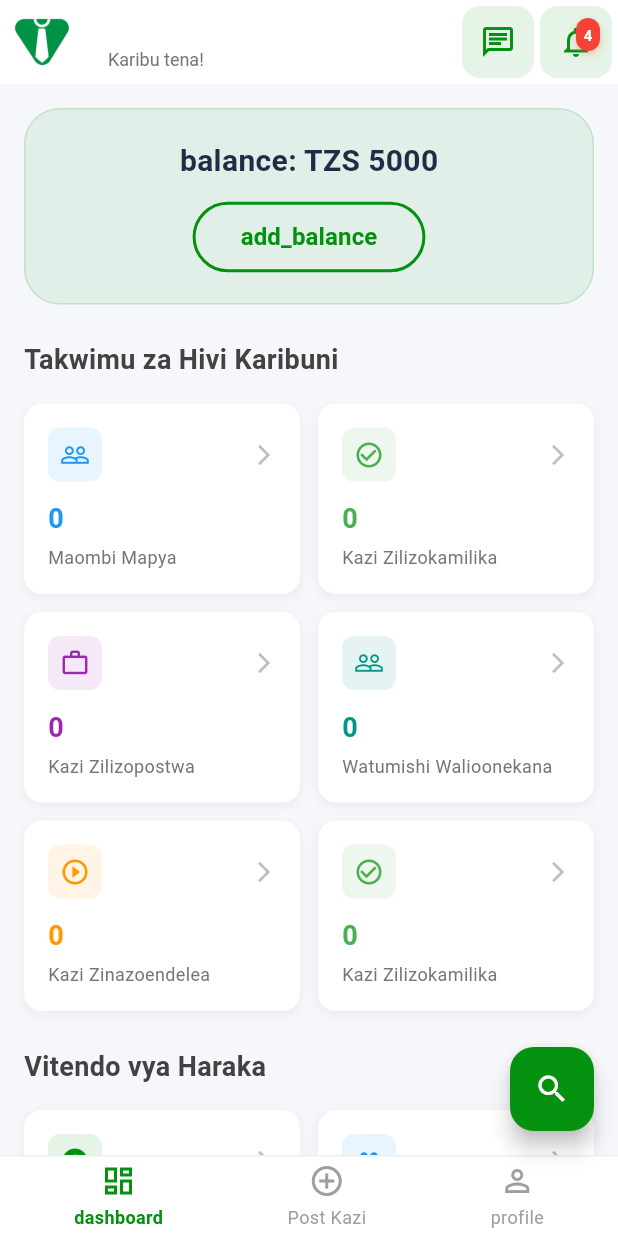
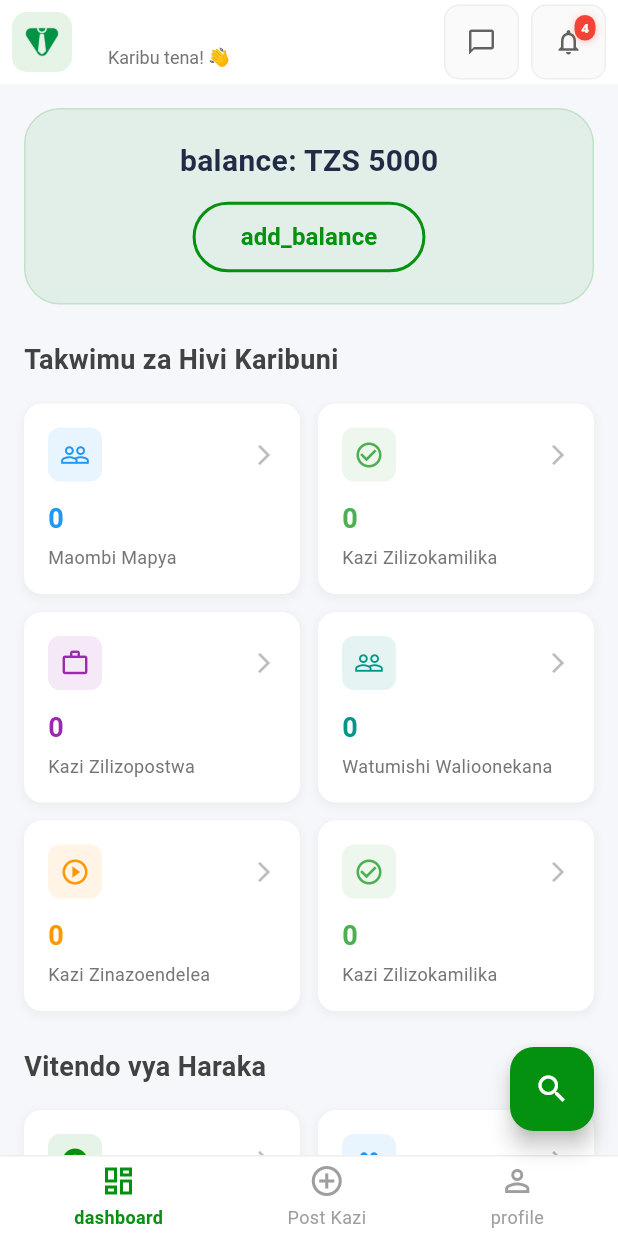
Before and after one commit to Swai-D/kazi-huru, a Flutter app: the JobProviderDashboardScreen screen opened by its route, on a phone screen of 412 x 824 dp. Run offline on Flutter 3.47's test engine with Material 3 defaults, Android fonts, the phone set to English and light mode, and no system bars; our stand-ins replace cloud_firestore, firebase_auth, firebase_core, firebase_storage, flutter_dotenv, flutter_local_notifications and 5 more; accounts and stored records are empty.

Commit message:
Redesign job provider dashboard app bar - professional and clean design with improved styling, removed redundant profile icon, and enhanced user experience

```diff
--- a/lib/features/job_provider/presentation/screens/job_provider_dashboard_screen.dart
+++ b/lib/features/job_provider/presentation/screens/job_provider_dashboard_screen.dart
@@ -69,18 +69,37 @@ class _JobProviderDashboardScreenState extends State<JobProviderDashboardScreen>
           child: Scaffold(
             backgroundColor: const Color(0xFFF5F7FA),
             appBar: AppBar(
+              backgroundColor: Colors.white,
+              elevation: 0,
+              surfaceTintColor: Colors.transparent,
+              leading: Container(
+                margin: const EdgeInsets.all(8),
+                decoration: BoxDecoration(
+                  color: ThemeConstants.primaryColor.withOpacity(0.1),
+                  borderRadius: BorderRadius.circular(10),
+                ),
+                child: Padding(
+                  padding: const EdgeInsets.all(8),
+                  child: Image.asset(
+                    'assets/images/logo.png',
+                    width: 24,
+                    height: 24,
+                  ),
+                ),
+              ),
               title: Column(
+                crossAxisAlignment: CrossAxisAlignment.start,
                 children: [
                   Text(
                     userName,
                     style: const TextStyle(
-                      fontSize: 18,
-                      fontWeight: FontWeight.bold,
-                      color: Color(0xFF222B45),
+                      fontSize: 16,
+                      fontWeight: FontWeight.w600,
+                      color: Color(0xFF1A1A1A),
                     ),
                   ),
                   Text(
-                    'Karibu tena!',
+                    'Karibu tena! 👋',
                     style: TextStyle(
                       fontSize: 12,
                       color: Colors.grey[600],
@@ -89,26 +108,24 @@ class _JobProviderDashboardScreenState extends State<JobProviderDashboardScreen>
                   ),
                 ],
               ),
-              backgroundColor: Colors.white,
-              elevation: 0,
-              leading: Container(
-                margin: const EdgeInsets.all(8),
-                child: Image.asset(
-                  'assets/images/logo.png',
-                  width: 32,
-                  height: 32,
-                ),
-              ),
               actions: [
                 // Chat Button
                 Container(
-                  margin: const EdgeInsets.only(right: 4),
+                  margin: const EdgeInsets.only(right: 8),
                   decoration: BoxDecoration(
-                    color: ThemeConstants.primaryColor.withOpacity(0.1),
-                    borderRadius: BorderRadius.circular(12),
+                    color: Colors.grey[50],
+                    borderRadius: BorderRadius.circular(10),
+                    border: Border.all(
+                      color: Colors.grey[200]!,
+                      width: 1,
+                    ),
                   ),
                   child: IconButton(
-                    icon: const Icon(Icons.chat_outlined, color: ThemeConstants.primaryColor),
+                    icon: Icon(
+                      Icons.chat_bubble_outline,
+                      color: Colors.grey[700],
+                      size: 20,
+                    ),
                     onPressed: () {
                       Navigator.push(
                         context,
@@ -116,6 +133,11 @@ class _JobProviderDashboardScreenState extends State<JobProviderDashboardScreen>
                       );
                     },
                     tooltip: 'Messages',
+                    padding: const EdgeInsets.all(8),
+                    constraints: const BoxConstraints(
+                      minWidth: 36,
+                      minHeight: 36,
+                    ),
                   ),
                 ),
 
@@ -125,15 +147,23 @@ class _JobProviderDashboardScreenState extends State<JobProviderDashboardScreen>
                   builder: (context, child) {
                     final unreadCount = _notificationService.unreadCount;
                     return Container(
-                      margin: const EdgeInsets.only(right: 4),
+                      margin: const EdgeInsets.only(right: 8),
                       decoration: BoxDecoration(
-                        color: ThemeConstants.primaryColor.withOpacity(0.1),
-                        borderRadius: BorderRadius.circular(12),
+                        color: Colors.grey[50],
+                        borderRadius: BorderRadius.circular(10),
+                        border: Border.all(
+                          color: Colors.grey[200]!,
+                          width: 1,
+                        ),
                       ),
                       child: Stack(
                         children: [
                           IconButton(
-                            icon: const Icon(Icons.notifications_outlined, color: ThemeConstants.primaryColor),
+                            icon: Icon(
+                              Icons.notifications_outlined,
+                              color: Colors.grey[700],
+                              size: 20,
+                            ),
                             onPressed: () {
                               Navigator.push(
                                 context,
@@ -141,34 +171,39 @@ class _JobProviderDashboardScreenState extends State<JobProviderDashboardScreen>
                               );
                             },
                             tooltip: 'Notifications',
+                            padding: const EdgeInsets.all(8),
+                            constraints: const BoxConstraints(
+                              minWidth: 36,
+                              minHeight: 36,
+                            ),
                           ),
                           if (unreadCount > 0)
                             Positioned(
-                              right: 8,
-                              top: 8,
+                              right: 6,
+                              top: 6,
                               child: Container(
-                                padding: const EdgeInsets.all(4),
+                                padding: const EdgeInsets.symmetric(horizontal: 4, vertical: 2),
                                 decoration: BoxDecoration(
-                                  color: Colors.red,
-                                  borderRadius: BorderRadius.circular(10),
+                                  color: Colors.red[500],
+                                  borderRadius: BorderRadius.circular(8),
                                   boxShadow: [
                                     BoxShadow(
                                       color: Colors.red.withOpacity(0.3),
                                       blurRadius: 4,
-                                      offset: const Offset(0, 2),
+                                      offset: const Offset(0, 1),
                                     ),
                                   ],
                                 ),
                                 constraints: const BoxConstraints(
-                                  minWidth: 16,
-                                  minHeight: 16,
+                                  minWidth: 14,
+                                  minHeight: 14,
                                 ),
                                 child: Text(
                                   unreadCount > 99 ? '99+' : unreadCount.toString(),
                                   style: const TextStyle(
                                     color: Colors.white,
-                                    fontSize: 10,
-                                    fontWeight: FontWeight.bold,
+                                    fontSize: 9,
+                                    fontWeight: FontWeight.w600,
                                   ),
                                   textAlign: TextAlign.center,
                                 ),
```
